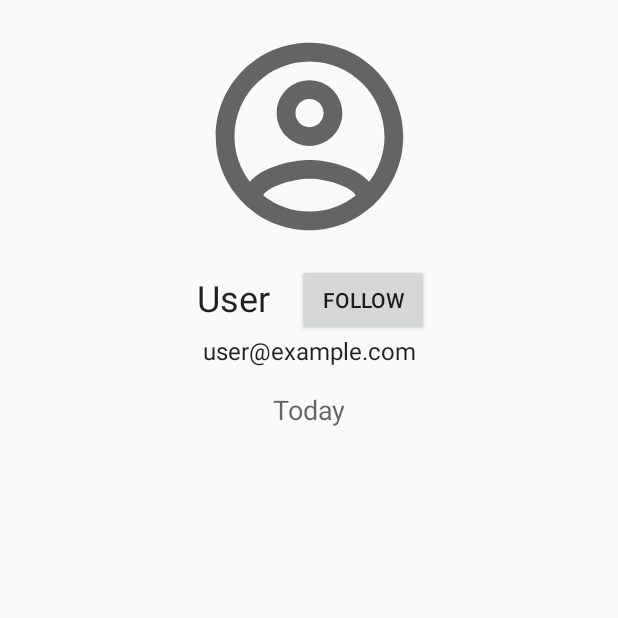
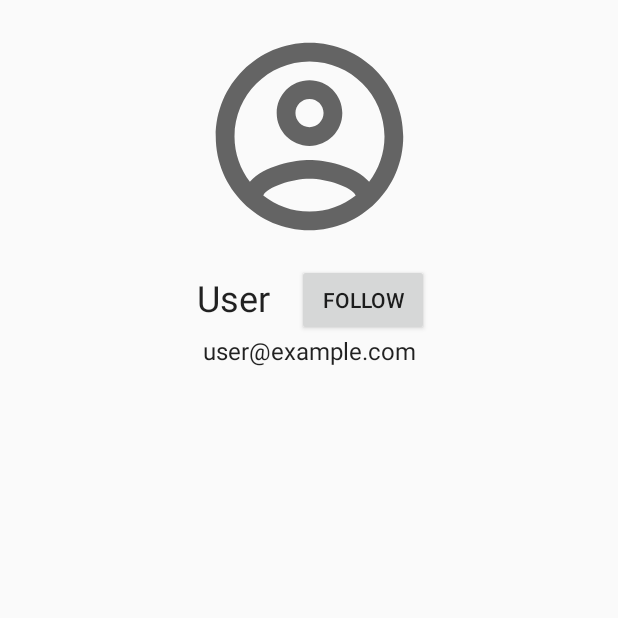
Before and after one commit to jackz314/KeepFit, an Android app: the UserProfileActivity screen opened directly, with no data from a screen before it, on a phone screen of 412 x 824 dp, the top half of it. Run offline under Robolectric (Android 15) with nearby library versions, the phone set to English and light mode, and no system bars; our stand-ins replace CircleImageView, Firebase (no records; nobody signed in at launch, a user with empty details on screens opened directly); pictures from the network do not load; 2 statements that could not run were skipped.

Commit message:
Remove today from profile activity.

```diff
--- a/app/src/main/java/com/jackz314/keepfit/views/FollowersFragment.java
+++ b/app/src/main/java/com/jackz314/keepfit/views/FollowersFragment.java
@@ -77,7 +77,7 @@ public class FollowersFragment extends ListFragment {
                         for (QueryDocumentSnapshot document : value) {
                             followersRefList.add((String) document.get("ref"));
                         }
-                        requireActivity().runOnUiThread(() -> adapter.notifyDataSetChanged());
+                        requireActivity().runOnUiThread(adapter::notifyDataSetChanged);
                         Log.d(TAG, "following collection update: " + followersRefList);
 
                         for (String followerUserId : followersRefList) {
--- a/app/src/main/res/layout/activity_follow.xml
+++ b/app/src/main/res/layout/activity_follow.xml
@@ -56,27 +56,10 @@
             android:layout_marginTop="10dp"
             android:checkable="false"
             android:text="Follow"
-            app:layout_constraintBottom_toTopOf="@+id/today_text"
             app:layout_constraintEnd_toEndOf="parent"
             app:layout_constraintHorizontal_bias="0.125"
             app:layout_constraintStart_toEndOf="@+id/user_name_text"
-            app:layout_constraintTop_toBottomOf="@+id/user_profile_picture"
-            app:layout_constraintVertical_bias="0.0" />
-
-
-        <TextView
-            tools:viewBindingIgnore="true"
-            android:id="@+id/today_text"
-            android:layout_width="wrap_content"
-            android:layout_height="wrap_content"
-            android:layout_marginTop="16dp"
-            android:text="Today"
-            android:textAppearance="@style/TextAppearance.AppCompat.Medium"
-            app:layout_constraintEnd_toEndOf="parent"
-            app:layout_constraintStart_toStartOf="parent"
-            app:layout_constraintTop_toBottomOf="@+id/user_email_text" />
-
-
+            app:layout_constraintTop_toBottomOf="@+id/user_profile_picture" />
 
 
     </androidx.constraintlayout.widget.ConstraintLayout>
```
